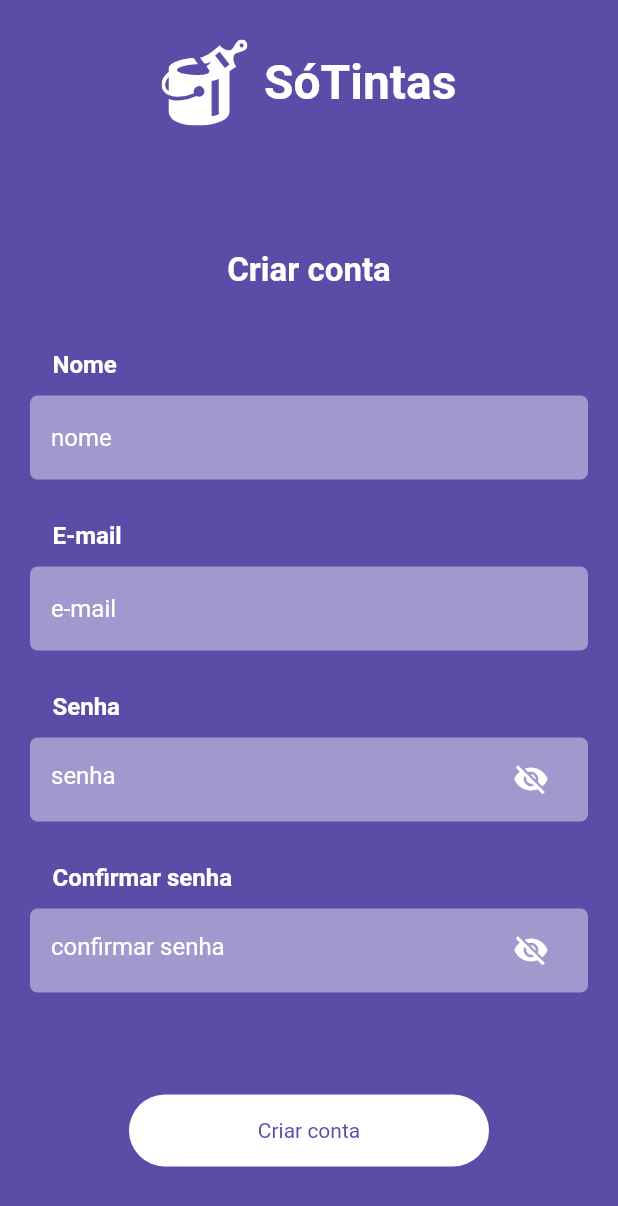
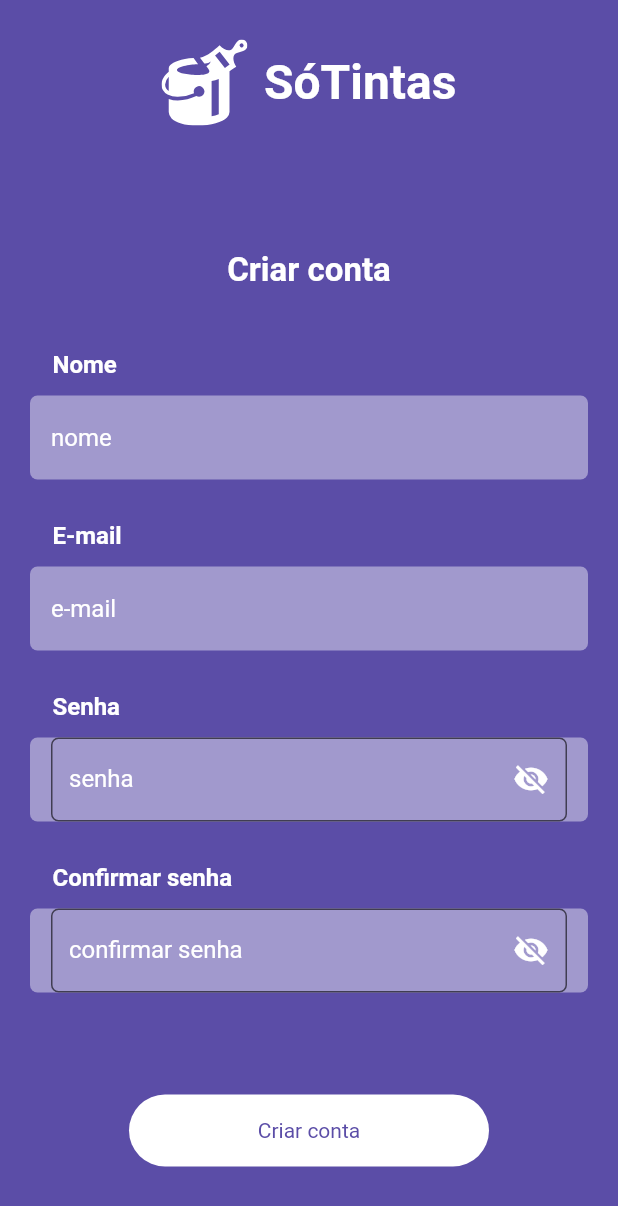
Before and after one commit to erick-paiva/desafio-loomi-flutter, a Flutter app: the Signup screen opened by its route, on a phone screen of 412 x 824 dp. Shown: the top 1206 px of the screen. Run offline on Flutter 3.47's test engine with Material 2 defaults, Android fonts, the phone set to English and light mode, and no system bars; our stand-ins replace carousel_slider, dio, file_picker, firebase_messaging, flutter_local_notifications, flutter_mobx and 10 more; missing offline and left inert: connectivity_wrapper; accounts and stored records are empty; generated files the repository leaves out were written again.

Commit message:
feat: add new props and improve styling

```diff
--- a/lib/src/components/input_password.dart
+++ b/lib/src/components/input_password.dart
@@ -6,7 +6,16 @@ class InputPassword extends StatefulWidget {
   final String? hintText;
   final String? labelText;
   final EdgeInsetsGeometry? margin;
-  const InputPassword({Key? key, this.labelText, this.hintText, this.margin})
+  final String? Function(String?)? validator;
+  final TextEditingController? controller;
+
+  const InputPassword(
+      {Key? key,
+      this.labelText,
+      this.hintText,
+      this.margin,
+      this.validator,
+      this.controller})
       : super(key: key);
 
   @override
@@ -26,10 +35,14 @@ class _InputPasswordState extends State<InputPassword> {
               fontWeight: FontWeight.bold,
               fontSize: 16)),
       child: TextFormField(
+        validator: widget.validator,
         obscureText: _isObscureText,
+        controller: widget.controller,
         style: TextStyle(color: CustomColors.white),
         decoration: InputDecoration(
-            border: InputBorder.none,
+            border: OutlineInputBorder(
+              borderRadius: BorderRadius.circular(5),
+            ),
             hintText: widget.hintText,
             suffixIcon: GestureDetector(
               onTap: () {
@@ -42,7 +55,9 @@ class _InputPasswordState extends State<InputPassword> {
                 color: CustomColors.white,
               ),
             ),
-            hintStyle: TextStyle(color: CustomColors.white)),
+            hintStyle: TextStyle(color: CustomColors.white),
+            fillColor: CustomColors.purple50,
+            filled: true),
       ),
     );
   }
```
